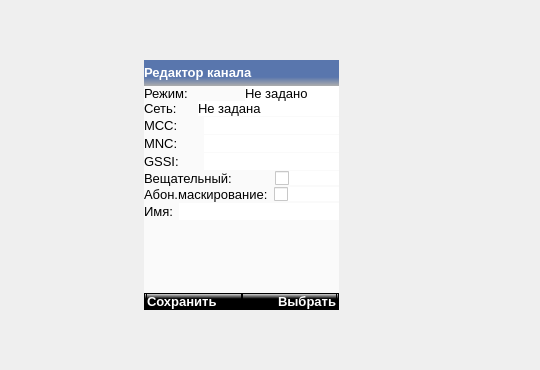
The window that mainwindow.ui (COOLIRON2311/azart-p) describes before a commit, drawn with Qt 5; both pictures show x 107 to 647 and y 150 to 520 of the 647 by 989 pixel window.
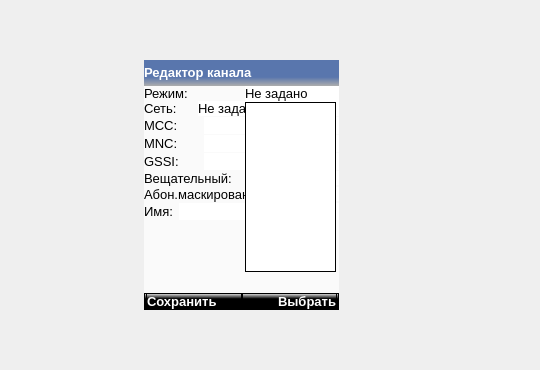
The same window after the commit. The open tabs and pages were chosen to show the change. Icons and pictures are not drawn.

Commit message: channel type choicer has been improved

```diff
--- a/mainwindow.ui
+++ b/mainwindow.ui
@@ -7564,6 +7564,21 @@
       </property>
      </widget>
     </widget>
+    <widget class="QWidget" name="channel_type">
+     <widget class="QListWidget" name="ch_type_popup">
+      <property name="geometry">
+       <rect>
+        <x>102</x>
+        <y>42</y>
+        <width>91</width>
+        <height>170</height>
+       </rect>
+      </property>
+      <property name="styleSheet">
+       <string notr="true">border: 1px solid ;</string>
+      </property>
+     </widget>
+    </widget>
    </widget>
   </widget>
   <widget class="QMenuBar" name="menuBar">
```
Left out of the diff: 6 changed lines with no effect on the pictures. The commit also changes 1 other file.
